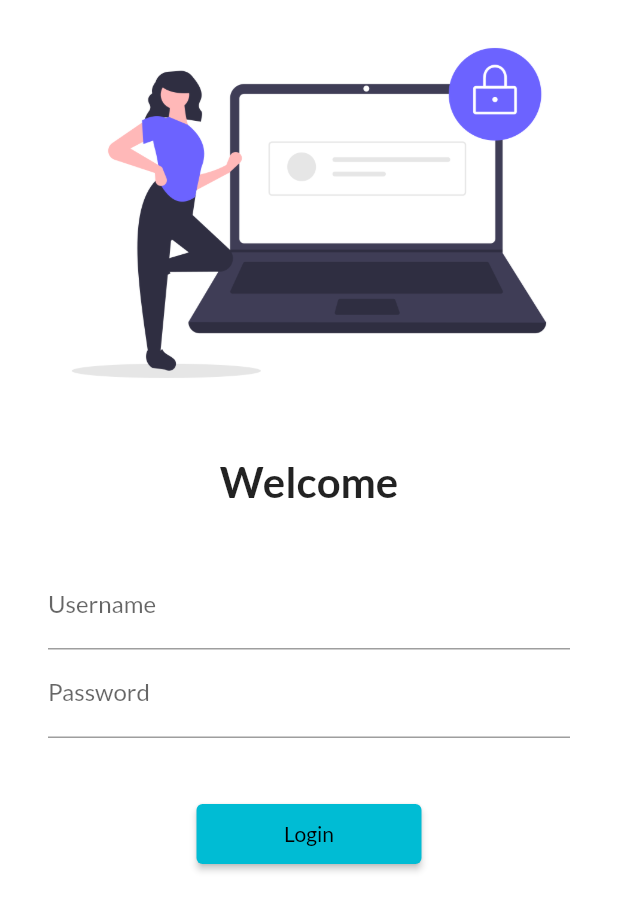
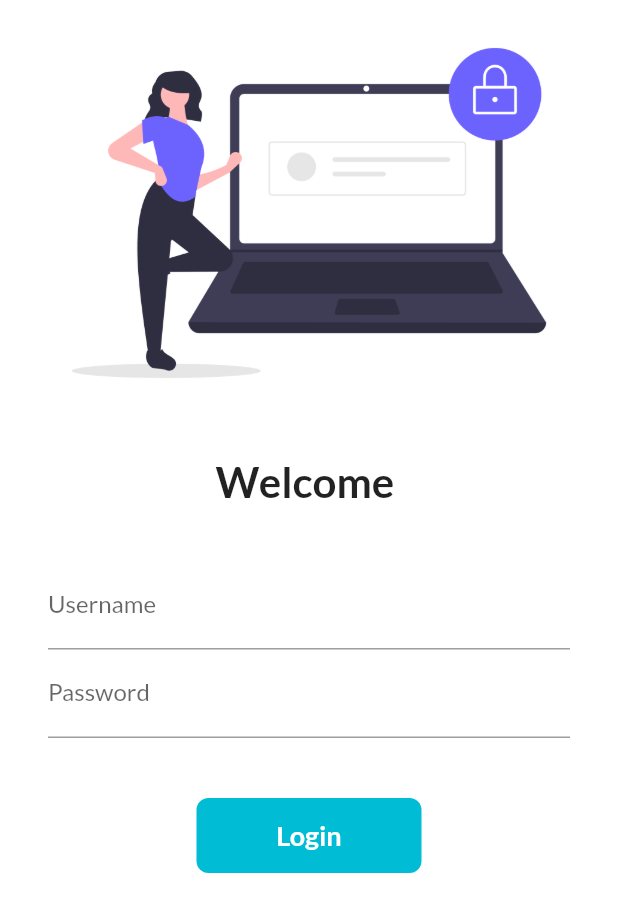
Before and after one commit to DaVinci2004/30DaysOfFlutter, a Flutter app: the screen it shows after launch, on a phone screen of 412 x 824 dp. Shown: the top 912 px of the screen. Run offline on Flutter 3.47's test engine with Material 2 defaults, Android fonts, the light colour scheme and no system bars; our stand-ins replace google_fonts.

Commit message:
day 6 completed

```diff
--- a/flutter_application_1/lib/pages/login_page.dart
+++ b/flutter_application_1/lib/pages/login_page.dart
@@ -1,8 +1,15 @@
 import 'package:flutter/material.dart';
 import 'package:flutter_application_1/utils/routes.dart';
-class LoginPage extends StatelessWidget {
+class LoginPage extends StatefulWidget {
 
 
+  @override
+  State<LoginPage> createState() => _LoginPageState();
+}
+
+class _LoginPageState extends State<LoginPage> {
+  String name ="";
+  bool changeButton = false;
   @override
   Widget build(BuildContext context) {
     return Material(
@@ -16,7 +23,7 @@
               height: 20,
 
             ),
-             Text("Welcome",
+             Text("Welcome $name",
             style: TextStyle(
               fontSize: 28,
               fontWeight: FontWeight.bold,
@@ -34,7 +41,14 @@
                 decoration: InputDecoration(
                   hintText: "Enter Username",
                   labelText: "Username",
-                ),
+                  ),
+                  onChanged: (value){
+                    name = value;
+                    setState(() {
+
+                    });
+                  },
+
               ),
               TextFormField(
                 obscureText: true,
@@ -47,15 +61,42 @@
               height: 40,
 
             ),
-            ElevatedButton(
-              onPressed: (){
+
+            InkWell(
+
+              onTap: () async{
+                setState(() {
+                  changeButton = true;
+                });
+                await Future.delayed(Duration(seconds: 1));
                 Navigator.pushNamed(context, MyRoutes.homeRoute);
               },
-              child: Text("Login"),
-              style: TextButton.styleFrom(minimumSize: Size(150, 40) ),
+              child: AnimatedContainer(
+                duration: Duration(seconds: 1),
+                width: changeButton?50 : 150,
+                height: 50,
+
+                alignment: Alignment.center,
+                child: changeButton?Icon(Icons.done, color: Colors.white): Text("Login",style: TextStyle(color: Colors.white,fontWeight: FontWeight.bold, fontSize: 18),
+                ),
+                decoration: BoxDecoration(
+                  color: Colors.cyan,
+                  //shape: changeButton?BoxShape.circle:BoxShape.rectangle,
+                  borderRadius: BorderRadius.circular(
+                    changeButton?50:8
+                  ),
+                ),
+              ),
+            ),
+            // ElevatedButton(
+            //   onPressed: (){
+            //     Navigator.pushNamed(context, MyRoutes.homeRoute);
+            //   },
+            //   child: Text("Login"),
+            //   style: TextButton.styleFrom(minimumSize: Size(150, 40) ),
 
 
-              )
+            //   )
 
                 ],
               ),
```
